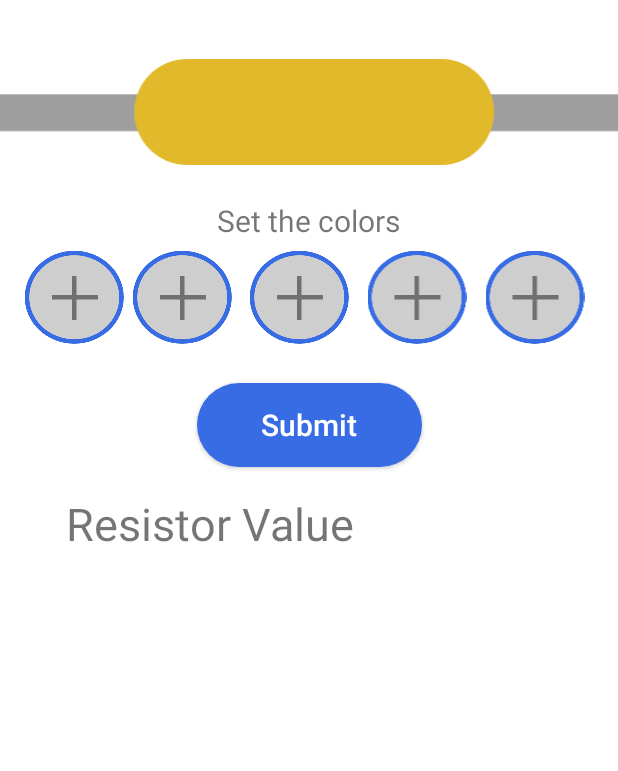
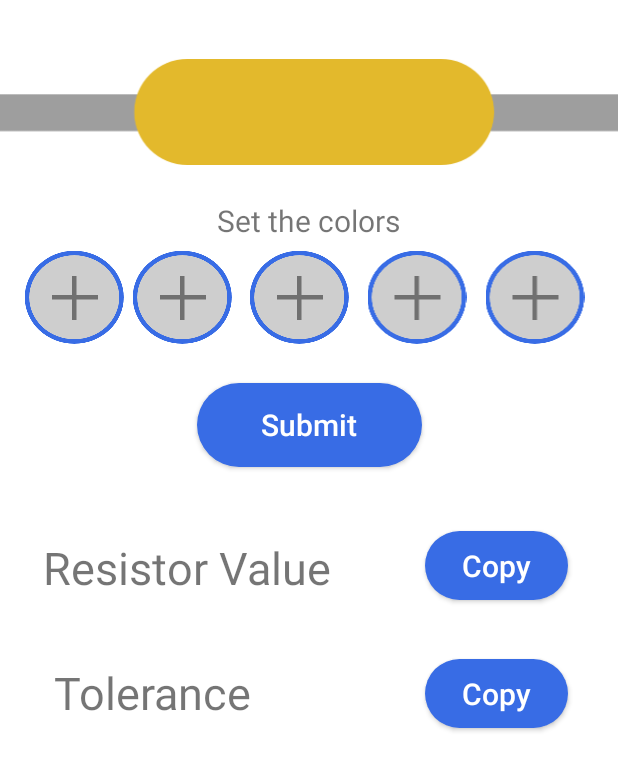
Before and after one commit to eschirni/WiderstandscodeApp, an Android app: the screen it shows after launch (MainActivity), on a phone screen of 412 x 824 dp. Shown: the top 771 px of the screen. Run offline under Robolectric (Android 15) with nearby library versions, the phone set to English and light mode, and no system bars.

Commit message:
+ Felder für Ergebnisausgabe

```diff
--- a/app/src/main/res/drawable/buttons.xml
+++ /dev/null
@@ -1,6 +0,0 @@
-<?xml version="1.0" encoding="utf-8"?>
-<shape xmlns:android="http://schemas.android.com/apk/res/android"
-    android:shape="rectangle" android:padding="10dp">
-    <solid android:color="#386CE5"/>
-    <corners android:radius="35sp"/>
-</shape>
--- a/app/src/main/res/layout/activity_main.xml
+++ b/app/src/main/res/layout/activity_main.xml
@@ -5,6 +5,67 @@
     android:layout_width="match_parent"
     android:layout_height="match_parent"
     tools:context=".MainActivity">
+
+    <TextView
+        android:id="@+id/tv_Resistor2"
+        android:layout_width="wrap_content"
+        android:layout_height="wrap_content"
+        android:text="@string/toleranceDefault"
+        android:textSize="@dimen/txt_size"
+        app:layout_constraintBottom_toBottomOf="parent"
+        app:layout_constraintEnd_toEndOf="parent"
+        app:layout_constraintHorizontal_bias="0.129"
+        app:layout_constraintStart_toStartOf="parent"
+        app:layout_constraintTop_toTopOf="parent"
+        app:layout_constraintVertical_bias="0.563" />
+
+    <Button
+        android:id="@+id/button3"
+        android:layout_width="95dp"
+        android:layout_height="58dp"
+        android:letterSpacing="0"
+        android:onClick="SubmitRun"
+        android:text="@string/btn_Copy"
+        android:textAllCaps="false"
+        android:textSize="@dimen/hint_txt_size"
+        app:backgroundTint="@color/marineBlue"
+        app:cornerRadius="@dimen/btn_Corner"
+        app:layout_constraintBottom_toBottomOf="parent"
+        app:layout_constraintEnd_toEndOf="parent"
+        app:layout_constraintHorizontal_bias="0.895"
+        app:layout_constraintStart_toStartOf="parent"
+        app:layout_constraintTop_toTopOf="parent"
+        app:layout_constraintVertical_bias="0.566" />
+
+    <Button
+        android:id="@+id/button"
+        android:layout_width="150dp"
+        android:layout_height="68dp"
+        android:letterSpacing="0"
+        android:onClick="SubmitRun"
+        android:text="@string/btn_SubmitName"
+        android:textAllCaps="false"
+        android:textSize="@dimen/hint_txt_size"
+        app:backgroundTint="@color/marineBlue"
+        app:cornerRadius="@dimen/btn_Corner"
+        app:layout_constraintBottom_toBottomOf="parent"
+        app:layout_constraintEnd_toEndOf="parent"
+        app:layout_constraintStart_toStartOf="parent"
+        app:layout_constraintTop_toTopOf="parent"
+        app:layout_constraintVertical_bias="0.3299" />
+
+    <TextView
+        android:id="@+id/tv_Resistor"
+        android:layout_width="wrap_content"
+        android:layout_height="wrap_content"
+        android:text="@string/resistorDefault"
+        android:textSize="@dimen/txt_size"
+        app:layout_constraintBottom_toBottomOf="parent"
+        app:layout_constraintEnd_toEndOf="parent"
+        app:layout_constraintHorizontal_bias="0.129"
+        app:layout_constraintStart_toStartOf="parent"
+        app:layout_constraintTop_toTopOf="parent"
+        app:layout_constraintVertical_bias="0.457" />
 
     <ImageView
         android:id="@+id/view_Resistor"
@@ -17,6 +78,24 @@
         app:layout_constraintTop_toTopOf="parent"
         app:layout_constraintVertical_bias="0.051"
         app:srcCompat="@drawable/gruppe_3" />
+
+    <Button
+        android:id="@+id/button2"
+        android:layout_width="95dp"
+        android:layout_height="58dp"
+        android:letterSpacing="0"
+        android:onClick="SubmitRun"
+        android:text="@string/btn_Copy"
+        android:textAllCaps="false"
+        android:textSize="@dimen/hint_txt_size"
+        app:backgroundTint="@color/marineBlue"
+        app:cornerRadius="@dimen/btn_Corner"
+        app:layout_constraintBottom_toBottomOf="parent"
+        app:layout_constraintEnd_toEndOf="parent"
+        app:layout_constraintHorizontal_bias="0.895"
+        app:layout_constraintStart_toStartOf="parent"
+        app:layout_constraintTop_toTopOf="parent"
+        app:layout_constraintVertical_bias="0.454" />
 
     <LinearLayout
         android:id="@+id/linearLayout"
@@ -655,34 +734,4 @@
         app:layout_constraintTop_toTopOf="parent"
         app:layout_constraintVertical_bias="0.167" />
 
-    <TextView
-        android:id="@+id/tv_Resistor"
-        android:layout_width="wrap_content"
-        android:layout_height="wrap_content"
-        android:text="@string/resistorDefault"
-        android:textSize="@dimen/txt_size"
-        app:layout_constraintBottom_toBottomOf="parent"
-        app:layout_constraintEnd_toEndOf="parent"
-        app:layout_constraintHorizontal_bias="0.2"
-        app:layout_constraintStart_toStartOf="parent"
-        app:layout_constraintTop_toTopOf="parent"
-        app:layout_constraintVertical_bias="0.42" />
-
-    <Button
-        android:id="@+id/button"
-        android:layout_width="150dp"
-        android:layout_height="68dp"
-        android:letterSpacing="0"
-        android:text="@string/btn_SubmitName"
-        android:textAllCaps="false"
-        android:textSize="@dimen/hint_txt_size"
-        android:onClick="SubmitRun"
-        app:backgroundTint="@color/marineBlue"
-        app:cornerRadius="@dimen/btn_Corner"
-        app:layout_constraintBottom_toBottomOf="parent"
-        app:layout_constraintEnd_toEndOf="parent"
-        app:layout_constraintStart_toStartOf="parent"
-        app:layout_constraintTop_toTopOf="parent"
-        app:layout_constraintVertical_bias="0.3299" />
-
 </androidx.constraintlayout.widget.ConstraintLayout>
--- a/app/src/main/res/values/strings.xml
+++ b/app/src/main/res/values/strings.xml
@@ -1,6 +1,7 @@
 <resources>
     <string name="app_name">Resistor Code</string>
     <string name="btn_SubmitName">Submit</string>
+    <string name="btn_Copy">Copy</string>
     <string name="hintSetColor">Set the colors</string>
     <string name="resistorDefault">Resistor Value</string>
     <string name="toleranceDefault">Tolerance</string>
```
Also changed, not shown: 1 other file.
